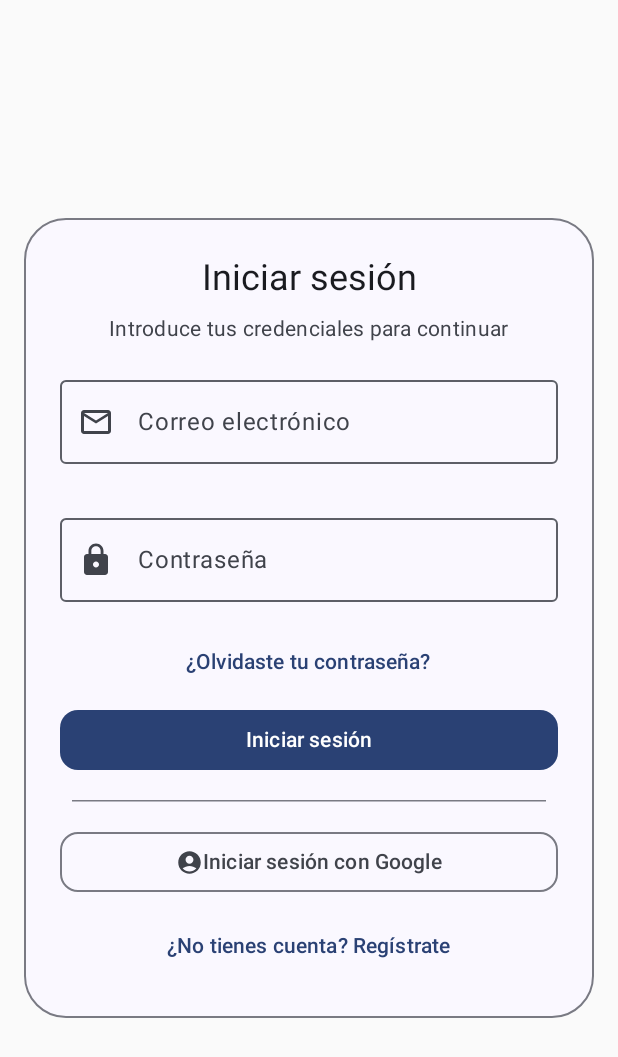
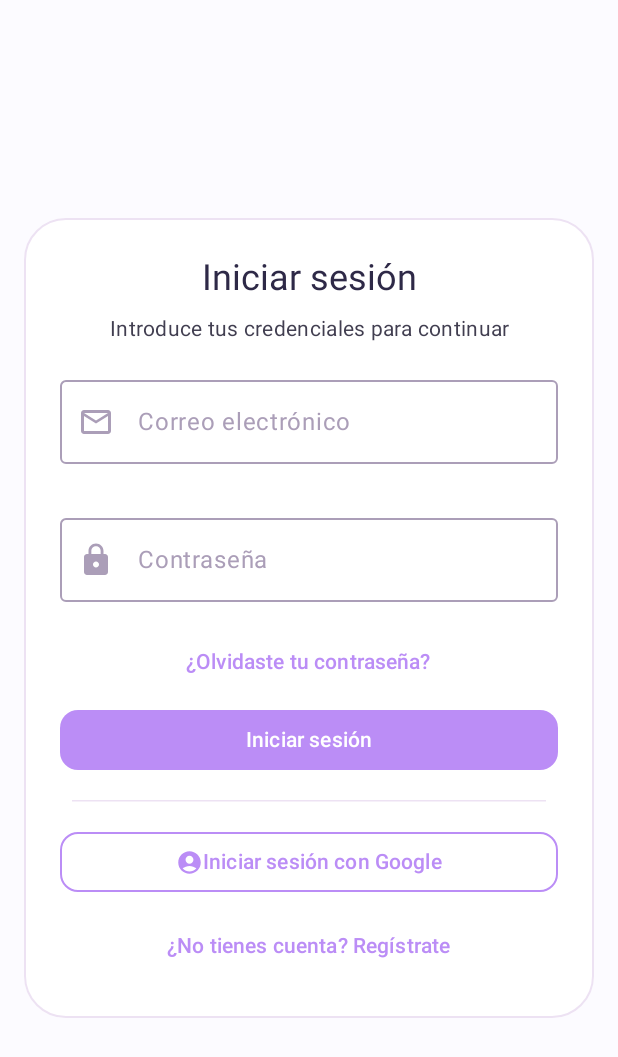
Before and after one commit to xChiat/ProyectoTitulo, an Android app built with Jetpack Compose: the LogInActivity screen opened directly, with no data from a screen before it, on a phone screen of 412 x 824 dp. Shown: the top 1057 px of the screen. Run offline under Robolectric (Android 15) with nearby library versions, the phone set to English and light mode, and no system bars; our stand-ins replace Firebase (no records; nobody signed in at launch, a user with empty details on screens opened directly).

Commit message:
Enhance LoginScreen UI with new color scheme and styling improvements

```diff
--- a/app/src/main/java/com/example/haptivoice/ui/screens/LoginScreen.kt
+++ b/app/src/main/java/com/example/haptivoice/ui/screens/LoginScreen.kt
@@ -1,5 +1,7 @@
 package com.example.haptivoice.ui.screens
 
+import androidx.compose.foundation.BorderStroke
+import androidx.compose.foundation.background
 import androidx.compose.foundation.layout.Arrangement
 import androidx.compose.foundation.layout.Column
 import androidx.compose.foundation.layout.Spacer
@@ -14,6 +16,8 @@ import androidx.compose.material.icons.filled.AccountCircle
 import androidx.compose.material.icons.filled.Lock
 import androidx.compose.material.icons.filled.MailOutline
 import androidx.compose.material3.Button
+import androidx.compose.material3.ButtonDefaults
+import androidx.compose.material3.CardDefaults
 import androidx.compose.material3.ExperimentalMaterial3Api
 import androidx.compose.material3.Icon
 import androidx.compose.material3.MaterialTheme
@@ -23,6 +27,7 @@ import androidx.compose.material3.OutlinedTextField
 import androidx.compose.material3.Text
 import androidx.compose.material3.TextButton
 import androidx.compose.material3.HorizontalDivider
+import androidx.compose.material3.OutlinedTextFieldDefaults
 import androidx.compose.runtime.Composable
 import androidx.compose.runtime.getValue
 import androidx.compose.runtime.mutableStateOf
@@ -31,9 +36,18 @@ import androidx.compose.runtime.setValue
 import androidx.compose.ui.Alignment
 import androidx.compose.ui.Modifier
 import androidx.compose.ui.text.input.PasswordVisualTransformation
+import androidx.compose.ui.text.style.TextAlign
 import androidx.compose.ui.unit.dp
 import androidx.compose.ui.tooling.preview.Preview
 import com.example.haptivoice.ui.theme.HaptivoiceTheme
+import com.example.haptivoice.ui.theme.bg
+import com.example.haptivoice.ui.theme.darker_txt
+import com.example.haptivoice.ui.theme.icons
+import com.example.haptivoice.ui.theme.primary_btn
+import com.example.haptivoice.ui.theme.pure_white
+import com.example.haptivoice.ui.theme.secondary_btn
+import com.example.haptivoice.ui.theme.txt
+import com.example.haptivoice.ui.theme.unfocused_field
 import com.example.haptivoice.utils.ValidationResult
 import com.example.haptivoice.utils.ValidationUtils
 
@@ -49,13 +63,21 @@ fun LoginScreen(
     Column(
         modifier = modifier
             .fillMaxSize()
+            .background(bg)
             .padding(16.dp),
         verticalArrangement = Arrangement.Center,
         horizontalAlignment = Alignment.CenterHorizontally
     ) {
         OutlinedCard(
             modifier = Modifier.fillMaxWidth(),
-            shape = RoundedCornerShape(28.dp)
+            shape = RoundedCornerShape(28.dp),
+            colors = CardDefaults.outlinedCardColors(
+                containerColor = pure_white
+            ),
+            border = BorderStroke(
+                width = 1.dp,
+                color = icons
+            )
         ) {
             Column(
                 modifier = Modifier
@@ -65,7 +87,9 @@ fun LoginScreen(
             ) {
                 Text(
                     text = "Iniciar sesión",
-                    style = MaterialTheme.typography.headlineSmall
+                    style = MaterialTheme.typography.headlineSmall,
+                    textAlign = TextAlign.Center,
+                    color = darker_txt
                 )
 
                 Spacer(modifier = Modifier.height(8.dp))
@@ -73,7 +97,8 @@ fun LoginScreen(
                 Text(
                     text = "Introduce tus credenciales para continuar",
                     style = MaterialTheme.typography.bodyMedium,
-                    color = MaterialTheme.colorScheme.onSurfaceVariant
+                    textAlign = TextAlign.Center,
+                    color = txt
                 )
 
                 Spacer(modifier = Modifier.height(16.dp))
@@ -95,7 +120,24 @@ fun LoginScreen(
                         if (emailError != null) {
                             Text(emailError!!)
                         }
-                    }
+                    },
+                    colors = OutlinedTextFieldDefaults.colors(
+                        focusedBorderColor = primary_btn,
+                        unfocusedBorderColor = unfocused_field,
+                        errorBorderColor = secondary_btn,
+
+                        focusedLabelColor = primary_btn,
+                        unfocusedLabelColor = unfocused_field,
+                        errorLabelColor = secondary_btn,
+
+                        focusedLeadingIconColor = primary_btn,
+                        unfocusedLeadingIconColor = unfocused_field,
+                        errorLeadingIconColor = secondary_btn,
+
+                        focusedSupportingTextColor = primary_btn,
+                        unfocusedSupportingTextColor = unfocused_field,
+                        errorSupportingTextColor = secondary_btn
+                    )
                 )
 
                 Spacer(modifier = Modifier.height(12.dp))
@@ -113,11 +155,31 @@ fun LoginScreen(
                         if (passwordError != null) {
                             Text(passwordError!!)
                         }
-                    }
+                    },
+                    colors = OutlinedTextFieldDefaults.colors(
+                        focusedBorderColor = primary_btn,
+                        unfocusedBorderColor = unfocused_field,
+                        errorBorderColor = secondary_btn,
+
+                        focusedLabelColor = primary_btn,
+                        unfocusedLabelColor = unfocused_field,
+                        errorLabelColor = secondary_btn,
+
+                        focusedLeadingIconColor = primary_btn,
+                        unfocusedLeadingIconColor = unfocused_field,
+                        errorLeadingIconColor = secondary_btn,
+
+                        focusedSupportingTextColor = primary_btn,
+                        unfocusedSupportingTextColor = unfocused_field,
+                        errorSupportingTextColor = secondary_btn
+                    )
                 )
 
                 TextButton(onClick = onPasswordRecovery) {
-                    Text(text = "¿Olvidaste tu contraseña?")
+                    Text(
+                        text = "¿Olvidaste tu contraseña?",
+                        color = primary_btn
+                    )
                 }
 
                 Spacer(modifier = Modifier.height(4.dp))
@@ -153,7 +215,11 @@ fun LoginScreen(
                         }
                     },
                     modifier = Modifier.fillMaxWidth(),
-                    shape = RoundedCornerShape(12.dp)
+                    shape = RoundedCornerShape(12.dp),
+                    colors = ButtonDefaults.buttonColors(
+                        containerColor = primary_btn,
+                        contentColor = pure_white
+                    )
                 ) {
                     Text(text = "Iniciar sesión")
                 }
@@ -163,7 +229,7 @@ fun LoginScreen(
                 HorizontalDivider(
                     modifier = Modifier.padding(horizontal = 8.dp),
                     thickness = 1.dp,
-                    color = MaterialTheme.colorScheme.outlineVariant
+                    color = icons
                 )
 
                 Spacer(modifier = Modifier.height(16.dp))
@@ -171,21 +237,35 @@ fun LoginScreen(
                 OutlinedButton(
                     onClick = onGoogleSignIn,
                     modifier = Modifier.fillMaxWidth(),
-                    shape = RoundedCornerShape(12.dp)
+                    shape = RoundedCornerShape(12.dp),
+                    colors = ButtonDefaults.buttonColors(
+                        containerColor = pure_white
+                    ),
+                    border = BorderStroke(
+                        width = 1.dp,
+                        color = primary_btn
+                    )
                 ) {
                     Icon(
                         imageVector = Icons.Default.AccountCircle,
                         contentDescription = null,
-                        modifier = Modifier.size(18.dp)
+                        modifier = Modifier.size(18.dp),
+                        tint = primary_btn
                     )
                     Spacer(modifier = Modifier.height(4.dp))
-                    Text(text = "Iniciar sesión con Google")
+                    Text(
+                        text = "Iniciar sesión con Google",
+                        color = primary_btn
+                    )
                 }
 
                 Spacer(modifier = Modifier.height(8.dp))
 
                 TextButton(onClick = onRegister) {
-                    Text(text = "¿No tienes cuenta? Regístrate")
+                    Text(
+                        text = "¿No tienes cuenta? Regístrate",
+                        color = primary_btn
+                    )
                 }
             }
         }
--- a/app/src/main/java/com/example/haptivoice/ui/theme/Color.kt
+++ b/app/src/main/java/com/example/haptivoice/ui/theme/Color.kt
@@ -17,6 +17,7 @@ val primary_btn =  Color(0xFFBB8DF6)
 val secondary_btn = Color(0xFFFEA4A4)
 val pure_white = Color(0xFFFFFFFF)
 val icons = Color(0xFFEDE2F3)
+val unfocused_field = Color(0xFFAB9EB8)
 val darker_bg = Color(0xFF9968D5)
 val txt = Color(0xFF413E50)
 val darker_txt = Color(0xFF2E2947)
```
